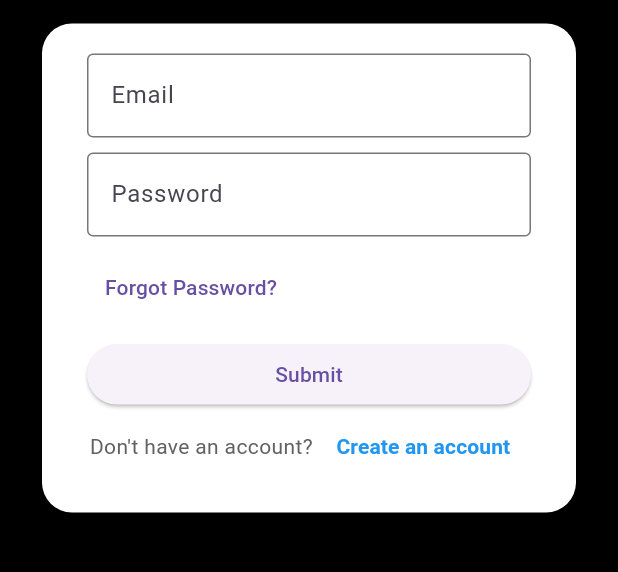
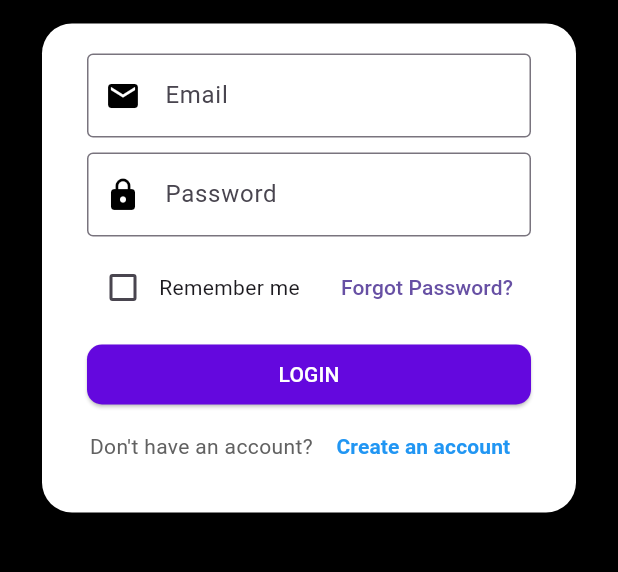
Before and after one commit to hanahumaira/EventHub, a Flutter app: the Login screen opened directly, on a phone screen of 412 x 824 dp, the part 263-835 px from its top. Run offline on Flutter 3.47's test engine with Material 3 defaults, Android fonts, the phone set to English and light mode, and no system bars; our stand-ins replace get, image_picker, line_awesome_flutter.

Commit message:
update login abit

```diff
--- a/lib/homepage/home_page.dart
+++ b/lib/homepage/home_page.dart
@@ -10,7 +10,7 @@ class HomeScreen extends StatelessWidget {
   @override
   Widget build(BuildContext context) {
     return Scaffold(
-      backgroundColor: Colors.purple,
+      backgroundColor: Color.fromARGB(255, 100, 8, 222),
       appBar: AppBar(
         backgroundColor: Colors.transparent,
         elevation: 0,
--- a/lib/login/login_page.dart
+++ b/lib/login/login_page.dart
@@ -1,7 +1,6 @@
 // ignore_for_file: prefer_const_constructors
 
 import 'package:eventhub/signup/signup_screen.dart';
-import 'package:eventhub/homepage/home_page.dart';
 import 'package:flutter/material.dart';
 
 class Login extends StatefulWidget {
@@ -15,6 +14,7 @@ class _LoginState extends State<Login> {
   final _formKey = GlobalKey<FormState>();
   TextEditingController emailController = TextEditingController();
   TextEditingController passwordController = TextEditingController();
+  bool _isChecked = false; // Variable to hold checkbox state
 
   @override
   Widget build(BuildContext context) {
@@ -31,8 +31,10 @@ class _LoginState extends State<Login> {
               Padding(
                 padding:
                     const EdgeInsets.symmetric(horizontal: 8, vertical: 16),
+
                 child: Column(
                   children: [
+
                     Image.asset(
                       'lib/images/mainpage.png',
                       height: 100,
@@ -72,6 +74,10 @@ class _LoginState extends State<Login> {
                       decoration: const InputDecoration(
                         border: OutlineInputBorder(),
                         labelText: "Email",
+                        prefixIcon: Icon(
+                        Icons.email,
+                        color: Colors.black,
+                      ),
                       ),
                       validator: (value) {
                         if (value == null || value.isEmpty) {
@@ -90,6 +96,10 @@ class _LoginState extends State<Login> {
                       decoration: const InputDecoration(
                         border: OutlineInputBorder(),
                         labelText: "Password",
+                        prefixIcon: Icon(
+                        Icons.lock,
+                        color: Colors.black,
+                      ),
                       ),
                       validator: (value) {
                         if (value == null || value.isEmpty) {
@@ -104,6 +114,17 @@ class _LoginState extends State<Login> {
                     //checkbox and forget me
                     Row(
                       children: [
+                        Checkbox(
+                          value: _isChecked, // Example value, change it as needed
+                          onChanged: (value) {
+                            // Update the state of the checkbox
+                            setState(() {
+                              _isChecked = value!;
+                            });
+                          },
+                        ),
+                        Text('Remember me'),
+                        Spacer(),
                         TextButton(
                           onPressed: () {
                             // Navigate to forgot password page
@@ -122,8 +143,8 @@ class _LoginState extends State<Login> {
                             Navigator.push(
                               context,
                               MaterialPageRoute(
-                                builder: (context) => HomeScreen(
-                                  // email: emailController.text,
+                                builder: (context) => HomePage(
+                                  email: emailController.text,
                                 ),
                               ),
                             );
@@ -140,7 +161,13 @@ class _LoginState extends State<Login> {
                           );
                         }
                       },
-                      child: const Text('Submit'),
+                      style: ElevatedButton.styleFrom(
+                      foregroundColor: Colors.white, backgroundColor: Color.fromARGB(255, 100, 8, 222), padding: EdgeInsets.symmetric(horizontal: 50, vertical: 9),
+                      shape: RoundedRectangleBorder(
+                      borderRadius: BorderRadius.circular(10),
+                      ),
+                    ),
+                      child: const Text('LOGIN'),
                     ),
                     // Don't have an account? Create one
                     Row(
```
